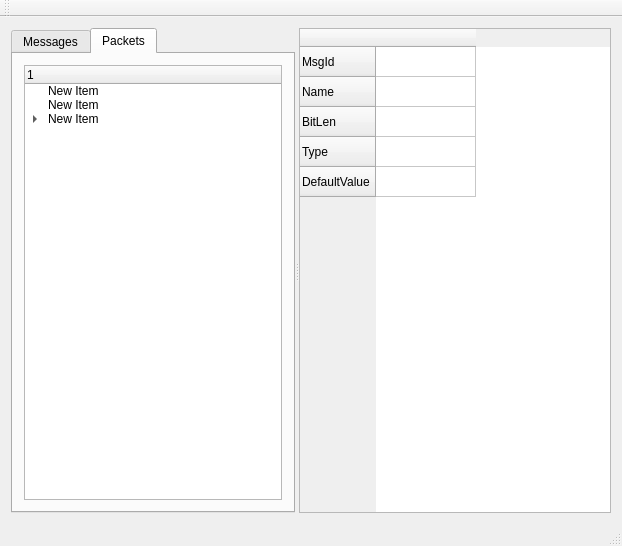
Old version of the form src/frame_work/tools/prot_design/protocolo_designer/mainwindow.ui in the repository samiavasil/temporary.
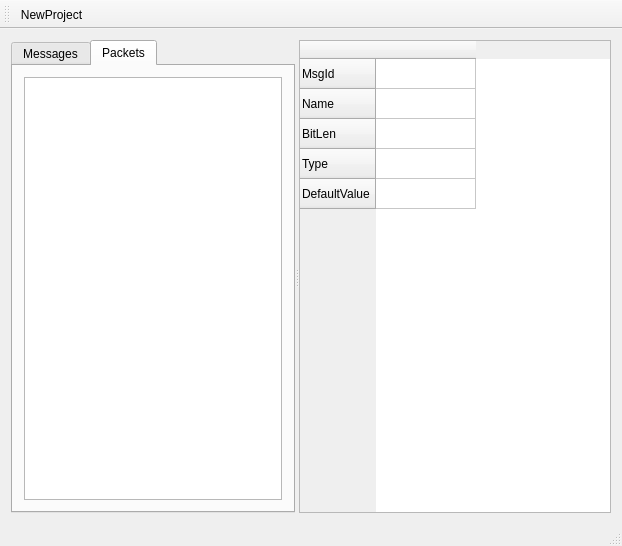
New version of the form. The open tabs and pages were chosen to show the change.

The edit to the form file:
```diff
--- a/src/frame_work/tools/prot_design/protocolo_designer/mainwindow.ui
+++ b/src/frame_work/tools/prot_design/protocolo_designer/mainwindow.ui
@@ -52,43 +52,8 @@
             <bool>false</bool>
            </property>
            <property name="columnCount">
-            <number>1</number>
+            <number>0</number>
            </property>
-           <column>
-            <property name="text">
-             <string notr="true">1</string>
-            </property>
-           </column>
-           <item>
-            <property name="text">
-             <string>New Item</string>
-            </property>
-           </item>
-           <item>
-            <property name="text">
-             <string>New Item</string>
-            </property>
-           </item>
-           <item>
-            <property name="text">
-             <string>New Item</string>
-            </property>
-            <item>
-             <property name="text">
-              <string>New Subitem</string>
-             </property>
-             <item>
-              <property name="text">
-               <string>New Subitem</string>
-              </property>
-              <item>
-               <property name="text">
-                <string>New Subitem</string>
-               </property>
-              </item>
-             </item>
-            </item>
-           </item>
           </widget>
          </item>
         </layout>
@@ -180,8 +145,14 @@
    <attribute name="toolBarBreak">
     <bool>false</bool>
    </attribute>
+   <addaction name="actionNewProject"/>
   </widget>
   <widget class="QStatusBar" name="statusBar"/>
+  <action name="actionNewProject">
+   <property name="text">
+    <string>NewProject</string>
+   </property>
+  </action>
  </widget>
  <layoutdefault spacing="6" margin="11"/>
  <resources/>
```
